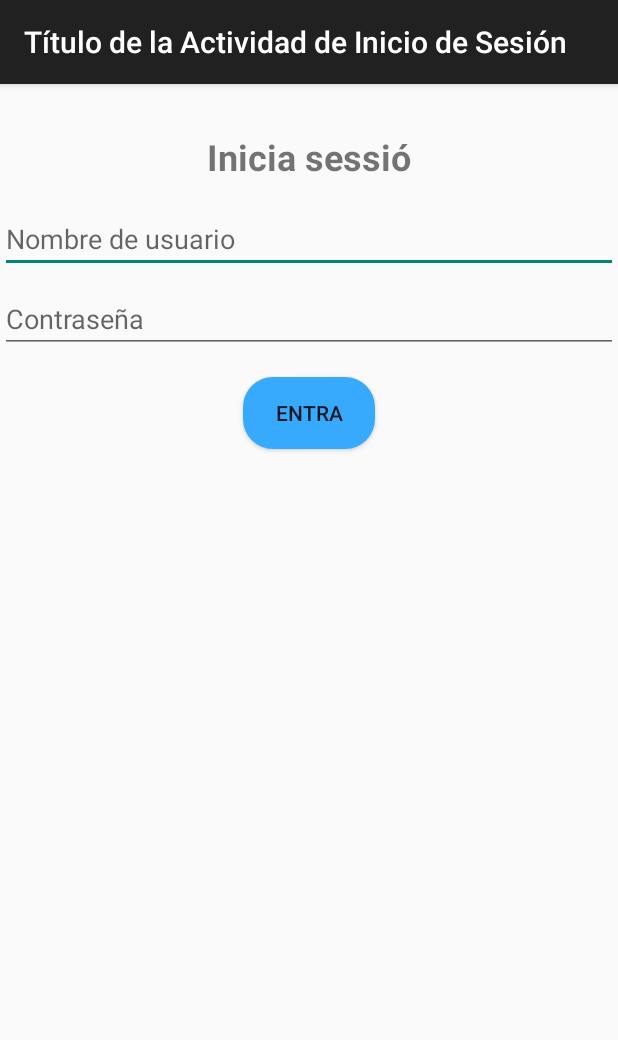
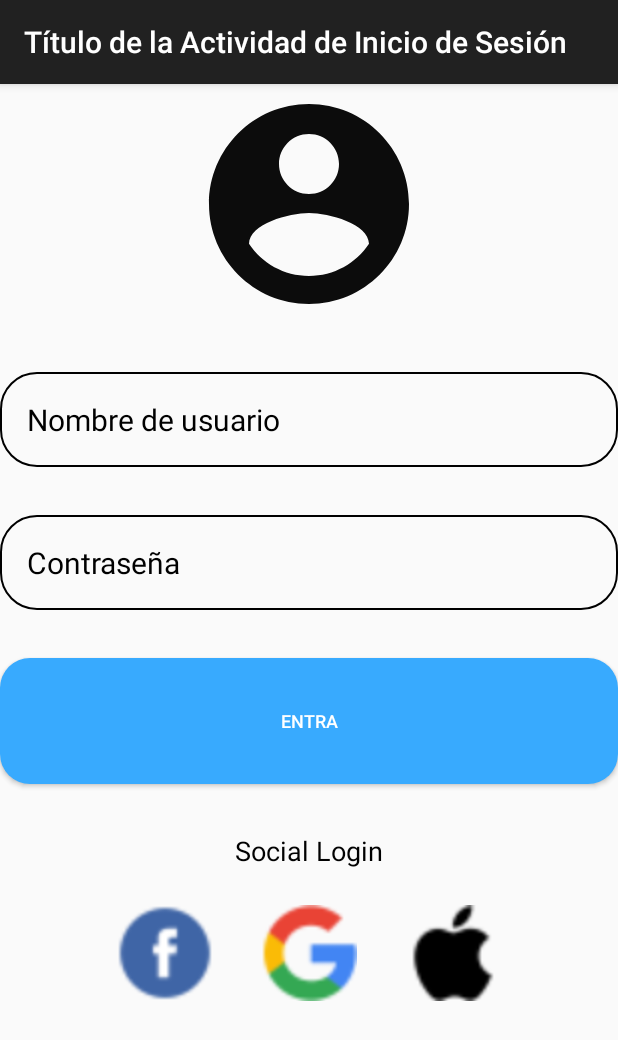
Before and after one commit to Belxran/LeagueSyync, an Android app: the LoginActivity screen opened directly, with no data from a screen before it, on a phone screen of 412 x 824 dp. Shown: the top 1040 px of the screen. Run offline under Robolectric (Android 15) with nearby library versions, the light colour scheme and no system bars.

Commit message:
he cambiado la pantalla de LoginActivity

```diff
--- a/app/src/main/java/com/example/leaguesyync/LoginActivity.kt
+++ b/app/src/main/java/com/example/leaguesyync/LoginActivity.kt
@@ -3,14 +3,18 @@ package com.example.leaguesyync
 import android.content.Intent
 import android.os.Bundle
 import android.widget.Button
+import android.widget.ImageView
 import androidx.appcompat.app.AppCompatActivity
 
 class LoginActivity : AppCompatActivity() {
     override fun onCreate(savedInstanceState: Bundle?) {
         super.onCreate(savedInstanceState)
         setContentView(R.layout.activity_login)
+        val loginButton = findViewById<Button>(R.id.loginButton)
+        val facebookButton = findViewById<ImageView>(R.id.facebook_btn)
+        val googleButton = findViewById<ImageView>(R.id.google_btn)
+        val appleButton = findViewById<ImageView>(R.id.apple_btn)
 
-        val loginButton = findViewById<Button>(R.id.loginButton)
 
         loginButton.setOnClickListener {
             val intent = Intent(this, MenuPrincipal::class.java)
--- /dev/null
+++ b/app/src/main/res/drawable/cuenta.xml
@@ -0,0 +1,5 @@
+<vector android:height="100dp" android:tint="#0C0C0C"
+    android:viewportHeight="24" android:viewportWidth="24"
+    android:width="100dp" xmlns:android="http://schemas.android.com/apk/res/android">
+    <path android:fillColor="@android:color/white" android:pathData="M12,2C6.48,2 2,6.48 2,12s4.48,10 10,10 10,-4.48 10,-10S17.52,2 12,2zM12,5c1.66,0 3,1.34 3,3s-1.34,3 -3,3 -3,-1.34 -3,-3 1.34,-3 3,-3zM12,19.2c-2.5,0 -4.71,-1.28 -6,-3.22 0.03,-1.99 4,-3.08 6,-3.08 1.99,0 5.97,1.09 6,3.08 -1.29,1.94 -3.5,3.22 -6,3.22z"/>
+</vector>
--- /dev/null
+++ b/app/src/main/res/drawable/rounded_corner.xml
@@ -0,0 +1,8 @@
+<?xml version="1.0" encoding="utf-8"?>
+<shape xmlns:android="http://schemas.android.com/apk/res/android"
+    android:shape="rectangle">
+    <corners android:radius="24dp"/>
+    <stroke android:width="1dip" android:color="@color/black"/>
+
+
+</shape>
--- a/app/src/main/res/layout/activity_login.xml
+++ b/app/src/main/res/layout/activity_login.xml
@@ -1,57 +1,97 @@
 <?xml version="1.0" encoding="utf-8"?>
-<androidx.constraintlayout.widget.ConstraintLayout
-    xmlns:android="http://schemas.android.com/apk/res/android"
-    xmlns:app="http://schemas.android.com/apk/res-auto"
+    <RelativeLayout xmlns:android="http://schemas.android.com/apk/res/android"
     xmlns:tools="http://schemas.android.com/tools"
     android:layout_width="match_parent"
     android:layout_height="match_parent"
     tools:context=".LoginActivity">
 
-    <TextView
-        android:id="@+id/titleTextView"
-        android:layout_width="wrap_content"
+    <LinearLayout
+        android:layout_width="match_parent"
         android:layout_height="wrap_content"
-        android:text="Inicia sessió"
-        android:textSize="24sp"
-        android:textStyle="bold"
-        app:layout_constraintTop_toTopOf="parent"
-        app:layout_constraintStart_toStartOf="parent"
-        app:layout_constraintEnd_toEndOf="parent"
-        android:layout_marginTop="32dp"/>
+        android:gravity="center"
+        android:orientation="vertical">
+
+        <ImageView
+            android:layout_width="160dp"
+            android:layout_height="160dp"
+            android:src="@drawable/cuenta" />
+
 
         <EditText
             android:id="@+id/usernameEditText"
-        android:layout_width="0dp"
+            android:layout_width="match_parent"
             android:layout_height="wrap_content"
-        android:layout_marginTop="16dp"
+            android:layout_marginTop="32dp"
+            android:background="@drawable/rounded_corner"
             android:hint="Nombre de usuario"
-        app:layout_constraintEnd_toEndOf="parent"
-        app:layout_constraintStart_toStartOf="parent"
-        app:layout_constraintTop_toBottomOf="@+id/titleTextView"
-        android:imeOptions="actionNone"
-        />
+            android:inputType="text"
+            android:padding="18dp"
+            android:textColor="@color/black"
+            android:textColorHint="@color/black"
+            android:textSize="20sp" />
 
         <EditText
-        android:id="@+id/passwordEditText"
-        android:layout_width="0dp"
+
+            android:layout_width="match_parent"
             android:layout_height="wrap_content"
-        android:layout_marginTop="8dp"
+            android:layout_marginTop="32dp"
+            android:background="@drawable/rounded_corner"
             android:hint="Contraseña"
+            android:padding="18dp"
+            android:textColor="@color/black"
+            android:textColorHint="@color/black"
+            android:textSize="20sp"
             android:inputType="textPassword"
-        app:layout_constraintEnd_toEndOf="parent"
-        app:layout_constraintStart_toStartOf="parent"
-        app:layout_constraintTop_toBottomOf="@+id/usernameEditText"
-        android:imeOptions="actionNone"
-        />
+            android:id="@+id/passwordEditText"/>
+
 
         <Button
             android:id="@+id/loginButton"
+            android:layout_width="match_parent"
+            android:layout_height="84dp"
+            android:layout_marginTop="32dp"
+            android:background="@drawable/rounded_buttons"
+            android:padding="32dp"
+            android:text="Entra"
+            android:textColor="@color/white"
+            android:textSize="12sp" />
+        <TextView
             android:layout_width="wrap_content"
             android:layout_height="wrap_content"
-        android:text="Entra"
-        android:background="@drawable/rounded_buttons"
-        android:layout_marginTop="16dp"
-        app:layout_constraintEnd_toEndOf="parent"
-        app:layout_constraintStart_toStartOf="parent"
-        app:layout_constraintTop_toBottomOf="@+id/passwordEditText" />
-</androidx.constraintlayout.widget.ConstraintLayout>
+            android:text="Social Login"
+            android:textSize="18sp"
+            android:textColor="@color/black"
+            android:layout_marginTop="32dp"/>
+        <LinearLayout
+            android:layout_width="match_parent"
+            android:layout_height="wrap_content"
+            android:orientation="horizontal"
+            android:layout_marginTop="8dp"
+            android:gravity="center">
+            <ImageView
+                android:layout_width="64dp"
+                android:layout_height="64dp"
+                android:layout_margin="16dp"
+                android:id="@+id/facebook_btn"
+                android:src="@drawable/facebook"/>
+            <ImageView
+                android:layout_width="64dp"
+                android:layout_height="64dp"
+                android:layout_margin="16dp"
+                android:id="@+id/google_btn"
+                android:src="@drawable/google"/>
+            <ImageView
+                android:layout_width="64dp"
+                android:layout_height="64dp"
+                android:layout_margin="16dp"
+                android:id="@+id/apple_btn"
+                android:src="@drawable/apple"/>
+
+
+
+
+        </LinearLayout>
+
+
+    </LinearLayout>
+</RelativeLayout>
```
Also changed, not shown: app/src/main/java/com/example/leaguesyync/RegisterActivity.kt (+3 -5 lines), app/src/main/java/com/example/leaguesyync/ui/dashboard/EquipoFragment.kt (added, +42 -0 lines), app/src/main/java/com/example/leaguesyync/ui/dashboard/EquipoViewModel.kt (added, +13 -0 lines), app/src/main/java/com/example/leaguesyync/ui/notifications/PerfilFragment.kt (added, +42 -0 lines), app/src/main/java/com/example/leaguesyync/ui/notifications/PerfilViewModel.kt (added, +13 -0 lines), app/src/main/res/drawable/apple.png (added), app/src/main/res/drawable/facebook.png (added), app/src/main/res/drawable/google.png (added). Lines whose indentation alone changed are shown as unchanged.
